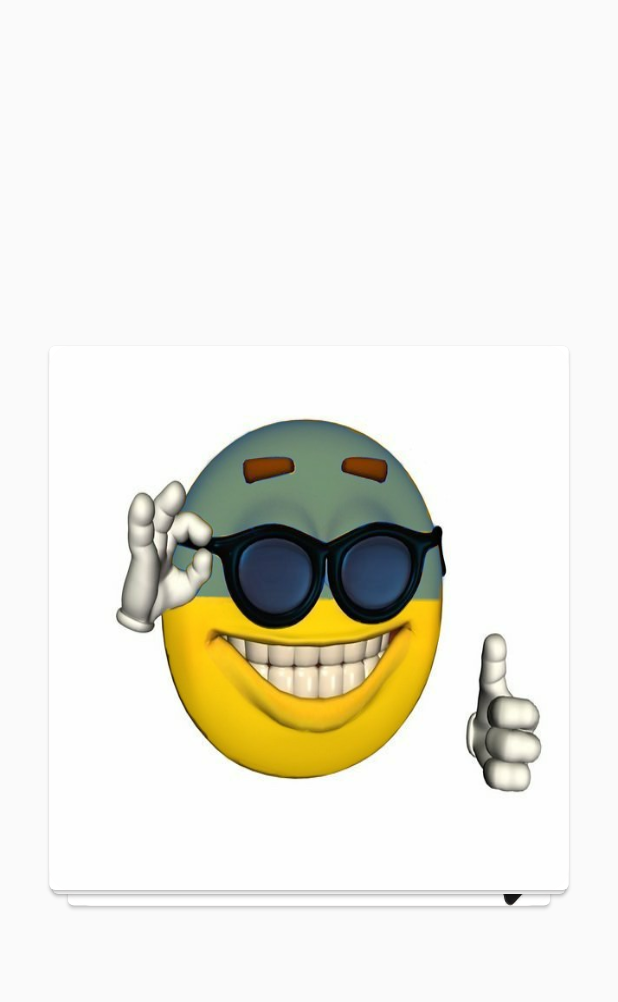
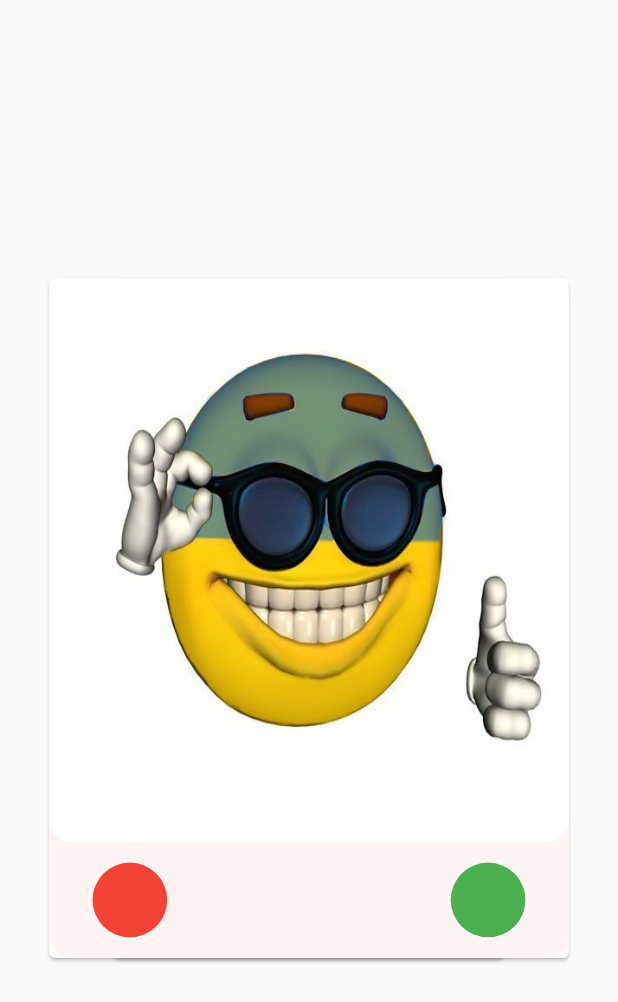
Before and after one commit to Stuzja/aka_tinder, a Flutter app: the screen it shows after launch, on a phone screen of 412 x 824 dp. Shown: the top 1002 px of the screen. Run offline on Flutter 3.47's test engine with Material 2 defaults, Android fonts, the phone set to English and light mode, and no system bars; drawn by our look-alikes of flutter_tindercard.

Commit message:
Пыталась сделать адаптивным

```diff
--- a/lib/main.dart
+++ b/lib/main.dart
@@ -42,16 +42,16 @@
         child: Container(
           padding: EdgeInsets.symmetric(
               horizontal: MediaQuery.of(context).size.width * 0.07),
-          height: MediaQuery.of(context).size.height * 0.55,
+          height: MediaQuery.of(context).size.height * 0.56,
           child: TinderSwapCard(
             orientation: AmassOrientation.BOTTOM,
             totalNum: welcomeImages.length,
             stackNum: 3,
-            swipeEdge: 4,
+            swipeEdge: 3,
             maxWidth: MediaQuery.of(context).size.width * 0.9,
-            maxHeight: MediaQuery.of(context).size.width * 0.9,
-            minWidth: MediaQuery.of(context).size.width * 0.8,
-            minHeight: MediaQuery.of(context).size.width * 0.8,
+            maxHeight: MediaQuery.of(context).size.height * 0.9,
+            minWidth: MediaQuery.of(context).size.width * 0.4,
+            minHeight: MediaQuery.of(context).size.height * 0.4,
             cardBuilder: (context, index) {
               return Card(child: CardWidget(image: welcomeImages[index]));
             },
--- a/lib/widgets/card.dart
+++ b/lib/widgets/card.dart
@@ -10,6 +10,7 @@
   Widget build(BuildContext context) {
     return Stack(children: [
       Container(
+          height: MediaQuery.of(context).size.height * 0.55,
           padding: EdgeInsets.symmetric(
               horizontal: MediaQuery.of(context).size.width * 0.07),
           decoration: BoxDecoration(
```
